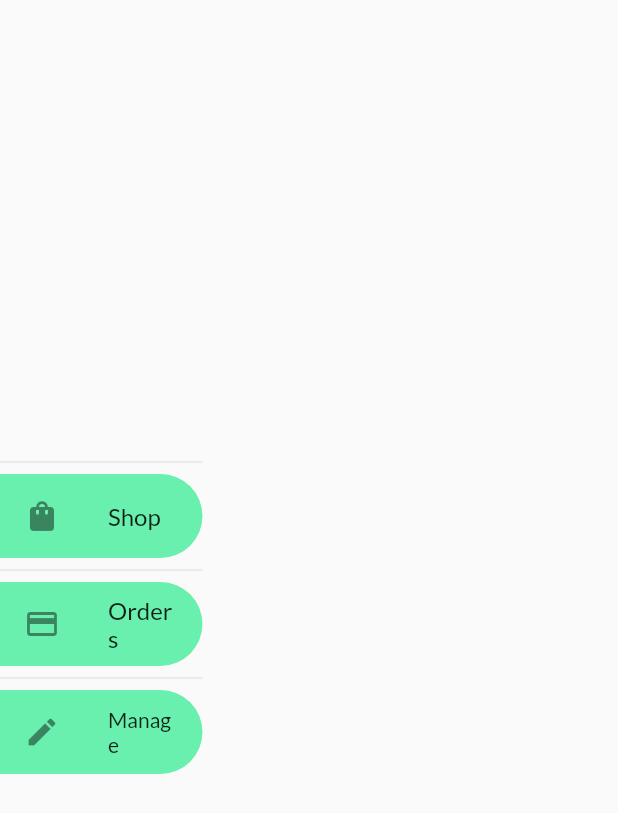
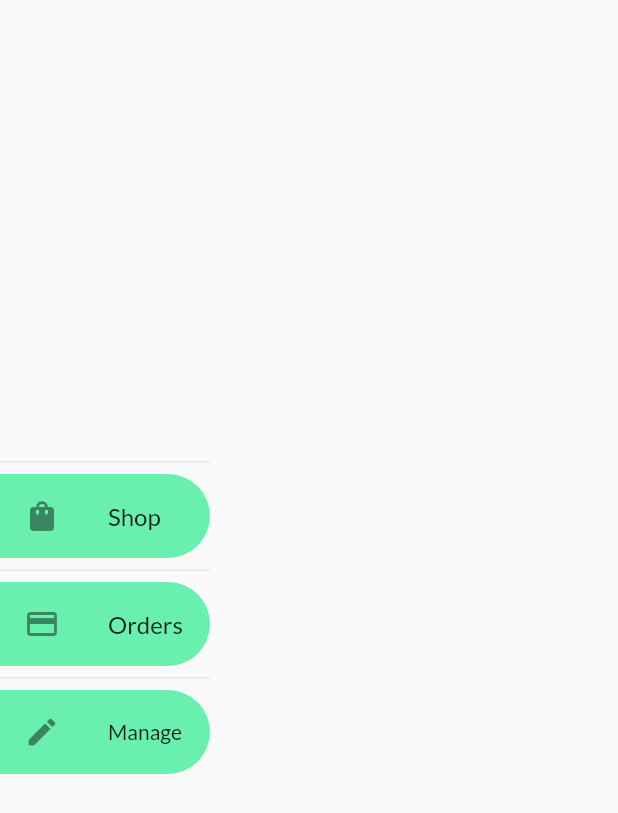
Before and after one commit to Karthik-Yadlapalli/flutter-shopping-app, a Flutter app: the MainDrawer widget shown alone on an empty page, opened directly, on a phone screen of 412 x 824 dp. Shown: the top 813 px of the screen. Run offline on Flutter 3.47's test engine with Material 2 defaults, Android fonts, the phone set to English and light mode, and no system bars; network calls fail.

```diff
--- a/lib/widgets/main_drawer.dart
+++ b/lib/widgets/main_drawer.dart
@@ -6,7 +6,7 @@ class MainDrawer extends StatelessWidget {
   @override
   Widget build(BuildContext context) {
     return Drawer(
-      width: 135,
+      width: 140,
       shadowColor: Colors.transparent,
       backgroundColor: Colors.transparent,
       child: Column(children: [
```
Also changed, not shown: lib/screens/login_screen.dart (added), 2 other files.
